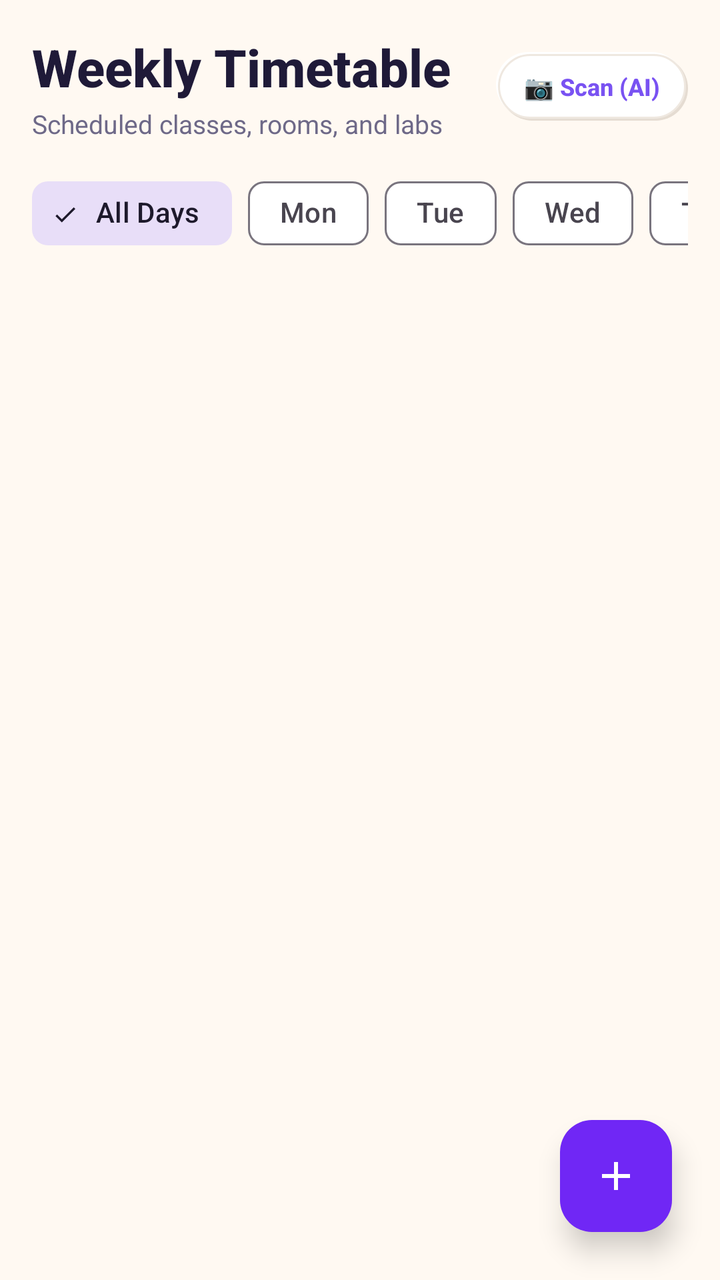
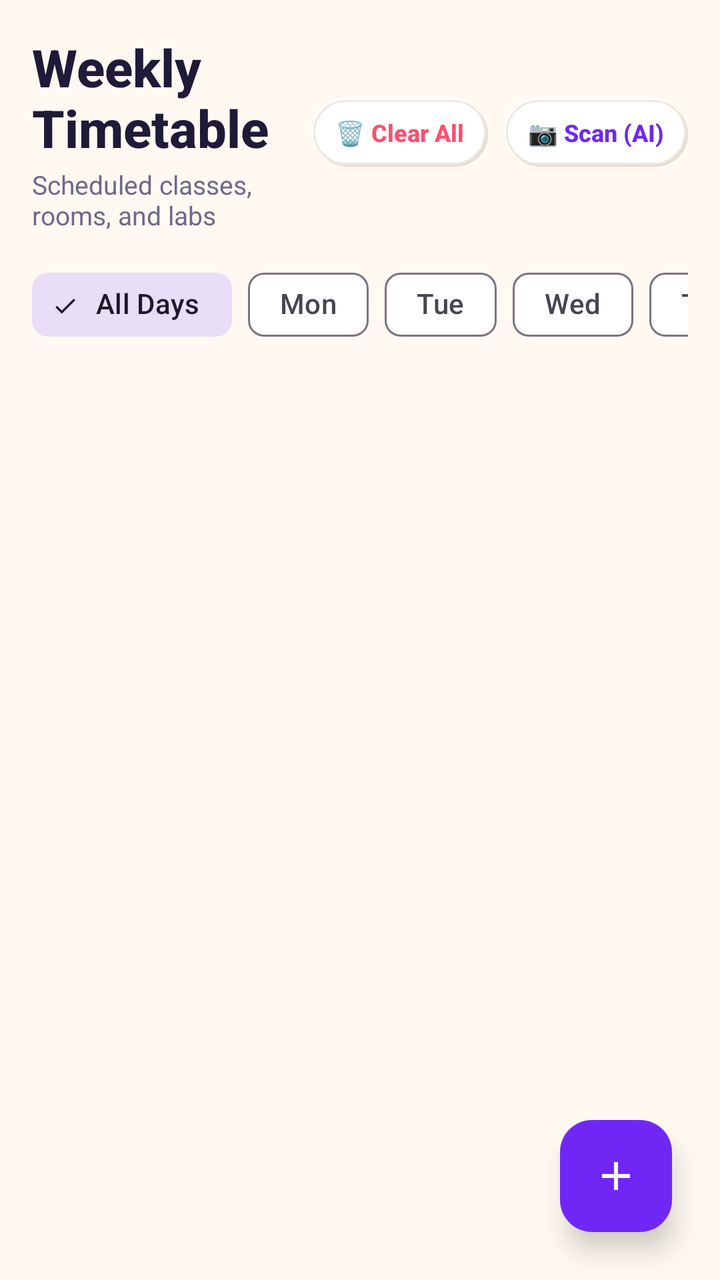

The first picture is an Android layout as it rendered before a commit; the second is the same layout after the commit. The layout source and the unified diff follow.
<!-- AndroidManifest.xml: application theme Theme.AcademiaLife -->
<!-- res/layout/fragment_timetable.xml -->
<?xml version="1.0" encoding="utf-8"?>
<androidx.coordinatorlayout.widget.CoordinatorLayout xmlns:android="http://schemas.android.com/apk/res/android"
    xmlns:app="http://schemas.android.com/apk/res-auto"
    android:layout_width="match_parent"
    android:layout_height="match_parent"
    android:background="@color/neu_bg">

    <LinearLayout
        android:layout_width="match_parent"
        android:layout_height="match_parent"
        android:orientation="vertical"
        android:padding="16dp">

        
        <LinearLayout
            android:layout_width="match_parent"
            android:layout_height="wrap_content"
            android:orientation="horizontal"
            android:gravity="center_vertical">

            <LinearLayout
                android:layout_width="0dp"
                android:layout_height="wrap_content"
                android:layout_weight="1"
                android:orientation="vertical">

                <TextView
                    android:layout_width="wrap_content"
                    android:layout_height="wrap_content"
                    android:text="Weekly Timetable"
                    android:textColor="@color/text_primary"
                    android:textSize="26sp"
                    android:fontFamily="sans-serif-medium"
                    android:textStyle="bold" />

                <TextView
                    android:layout_width="wrap_content"
                    android:layout_height="wrap_content"
                    android:layout_marginTop="2dp"
                    android:text="Scheduled classes, rooms, and labs"
                    android:textColor="@color/text_secondary"
                    android:textSize="13sp" />
            </LinearLayout>

            
            <TextView
                android:id="@+id/btnScanTimetableAI"
                android:layout_width="wrap_content"
                android:layout_height="wrap_content"
                android:background="@drawable/bg_neumorphic_chip_idle"
                android:clickable="true"
                android:focusable="true"
                android:paddingHorizontal="14dp"
                android:paddingVertical="9dp"
                android:text="📷 Scan (AI)"
                android:textColor="@color/lavender_primary"
                android:textSize="12sp"
                android:fontFamily="sans-serif-medium"
                android:textStyle="bold" />
        </LinearLayout>

        <View
            android:layout_width="match_parent"
            android:layout_height="12dp" />

        
        <HorizontalScrollView
            android:layout_width="match_parent"
            android:layout_height="wrap_content"
            android:scrollbars="none">

            <com.google.android.material.chip.ChipGroup
                android:id="@+id/chipGroupDays"
                android:layout_width="wrap_content"
                android:layout_height="wrap_content"
                app:singleSelection="true">

                <com.google.android.material.chip.Chip
                    android:id="@+id/chipAll"
                    style="@style/Widget.Material3.Chip.Filter"
                    android:layout_width="wrap_content"
                    android:layout_height="wrap_content"
                    android:checked="true"
                    android:text="All Days" />

                <com.google.android.material.chip.Chip
                    android:id="@+id/chipMonday"
                    style="@style/Widget.Material3.Chip.Filter"
                    android:layout_width="wrap_content"
                    android:layout_height="wrap_content"
                    android:text="Mon" />

                <com.google.android.material.chip.Chip
                    android:id="@+id/chipTuesday"
                    style="@style/Widget.Material3.Chip.Filter"
                    android:layout_width="wrap_content"
                    android:layout_height="wrap_content"
                    android:text="Tue" />

                <com.google.android.material.chip.Chip
                    android:id="@+id/chipWednesday"
                    style="@style/Widget.Material3.Chip.Filter"
                    android:layout_width="wrap_content"
                    android:layout_height="wrap_content"
                    android:text="Wed" />

                <com.google.android.material.chip.Chip
                    android:id="@+id/chipThursday"
                    style="@style/Widget.Material3.Chip.Filter"
                    android:layout_width="wrap_content"
                    android:layout_height="wrap_content"
                    android:text="Thu" />

                <com.google.android.material.chip.Chip
                    android:id="@+id/chipFriday"
                    style="@style/Widget.Material3.Chip.Filter"
                    android:layout_width="wrap_content"
                    android:layout_height="wrap_content"
                    android:text="Fri" />

                <com.google.android.material.chip.Chip
                    android:id="@+id/chipSaturday"
                    style="@style/Widget.Material3.Chip.Filter"
                    android:layout_width="wrap_content"
                    android:layout_height="wrap_content"
                    android:text="Sat" />
            </com.google.android.material.chip.ChipGroup>
        </HorizontalScrollView>

        <androidx.recyclerview.widget.RecyclerView
            android:id="@+id/rvTimetable"
            android:layout_width="match_parent"
            android:layout_height="0dp"
            android:layout_marginTop="12dp"
            android:layout_weight="1"
            android:clipToPadding="false"
            android:paddingBottom="80dp" />

        
        <LinearLayout
            android:id="@+id/layoutEmptyTimetable"
            android:layout_width="match_parent"
            android:layout_height="wrap_content"
            android:layout_marginTop="24dp"
            android:background="@drawable/bg_neumorphic_card"
            android:gravity="center"
            android:orientation="vertical"
            android:padding="28dp"
            android:visibility="gone">

            <ImageView
                android:layout_width="92dp"
                android:layout_height="92dp"
                android:adjustViewBounds="true"
                android:scaleType="fitCenter"
                android:src="@drawable/mybuddy_mascot"
                android:contentDescription="No Classes" />

            <TextView
                android:layout_width="wrap_content"
                android:layout_height="wrap_content"
                android:layout_marginTop="12dp"
                android:text="No Classes Scheduled"
                android:textColor="@color/text_primary"
                android:textSize="16sp"
                android:textStyle="bold" />

            <TextView
                android:layout_width="wrap_content"
                android:layout_height="wrap_content"
                android:layout_marginTop="4dp"
                android:gravity="center"
                android:text="Tap the + button below to add your weekly class timetable."
                android:textColor="@color/text_secondary"
                android:textSize="12sp" />
        </LinearLayout>
    </LinearLayout>

    
    <com.google.android.material.floatingactionbutton.FloatingActionButton
        android:id="@+id/fabAddClass"
        android:layout_width="wrap_content"
        android:layout_height="wrap_content"
        android:layout_gravity="bottom|end"
        android:layout_margin="24dp"
        android:backgroundTint="@color/brand_primary"
        android:contentDescription="Add Class"
        android:src="@drawable/ic_add"
        app:elevation="8dp"
        app:tint="@color/white" />

</androidx.coordinatorlayout.widget.CoordinatorLayout>
<!-- resources referenced by this layout -->
<resources>
  <color name="brand_primary">#7027F5</color>
  <color name="lavender_primary">#7952F2</color>
  <color name="neu_bg">#FFF9F2</color>
  <color name="text_primary">#1F1A38</color>
  <color name="text_secondary">#6E6988</color>
  <color name="white">#FFFFFF</color>
  <!-- drawable bg_neumorphic_card (drawable) -->
  <?xml version="1.0" encoding="utf-8"?>
  <layer-list xmlns:android="http://schemas.android.com/apk/res/android">
      
      <item
          android:left="1dp"
          android:top="2dp"
          android:right="1dp"
          android:bottom="2dp">
          <shape android:shape="rectangle">
              <corners android:radius="22dp" />
              <solid android:color="@color/lavender_dark_shadow" />
          </shape>
      </item>
  
      
      <item
          android:left="0.5dp"
          android:top="0.5dp"
          android:right="0.5dp"
          android:bottom="1.5dp">
          <shape android:shape="rectangle">
              <corners android:radius="22dp" />
              <solid android:color="@color/surface_light" />
              <stroke
                  android:width="1dp"
                  android:color="@color/surface_border" />
          </shape>
      </item>
  </layer-list>
  <!-- drawable bg_neumorphic_chip_idle (drawable) -->
  <?xml version="1.0" encoding="utf-8"?>
  <layer-list xmlns:android="http://schemas.android.com/apk/res/android">
      <item
          android:left="2dp"
          android:top="2dp">
          <shape android:shape="rectangle">
              <corners android:radius="50dp" />
              <solid android:color="@color/lavender_dark_shadow" />
          </shape>
      </item>
      <item
          android:right="2dp"
          android:bottom="2dp">
          <shape android:shape="rectangle">
              <corners android:radius="50dp" />
              <solid android:color="@color/lavender_light_shadow" />
          </shape>
      </item>
      <item
          android:left="1dp"
          android:top="1dp"
          android:right="1dp"
          android:bottom="1dp">
          <shape android:shape="rectangle">
              <corners android:radius="50dp" />
              <solid android:color="@color/lavender_card" />
              <stroke
                  android:width="1dp"
                  android:color="@color/lavender_divider" />
          </shape>
      </item>
  </layer-list>
  <!-- drawable ic_add (drawable) -->
  <vector xmlns:android="http://schemas.android.com/apk/res/android"
      android:width="24dp"
      android:height="24dp"
      android:viewportWidth="24"
      android:viewportHeight="24">
    <path
        android:fillColor="@color/white"
        android:pathData="M19,13h-6v6h-2v-6H5v-2h6V5h2v6h6v2z"/>
  </vector>
  <color name="lavender_dark_shadow">#E5DCD2</color>
  <color name="surface_light">#FFFFFF</color>
  <color name="surface_border">#EFE8E0</color>
  <color name="lavender_light_shadow">#FFFFFF</color>
  <color name="lavender_card">#FFFFFF</color>
  <color name="lavender_divider">#EFE8E0</color>
  <color name="lavender_surface">#F7F2EC</color>
  <color name="lavender_deep">#6234EB</color>
  <color name="lavender_bg">#FFF9F2</color>
  <style name="ThemeOverlay.AcademiaLife.MaterialAlertDialog" parent="ThemeOverlay.Material3.MaterialAlertDialog">
          <item name="shapeAppearanceOverlay">@style/ShapeAppearance.AcademiaLife.Dialog</item>
          <item name="colorSurface">@color/lavender_card</item>
      </style>
  <style name="ShapeAppearance.AcademiaLife.Dialog" parent="">
          <item name="cornerSize">22dp</item>
      </style>
  <!-- unchanged entries left out for length: 2 -->
</resources>

<!-- the commit's change to res/layout/fragment_timetable.xml (unified diff, before → after) -->
@@ -43,20 +43,45 @@
             </LinearLayout>
 
             
-            <TextView
-                android:id="@+id/btnScanTimetableAI"
-                android:layout_width="wrap_content"
-                android:layout_height="wrap_content"
-                android:background="@drawable/bg_neumorphic_chip_idle"
-                android:clickable="true"
-                android:focusable="true"
-                android:paddingHorizontal="14dp"
-                android:paddingVertical="9dp"
-                android:text="📷 Scan (AI)"
-                android:textColor="@color/lavender_primary"
-                android:textSize="12sp"
-                android:fontFamily="sans-serif-medium"
-                android:textStyle="bold" />
+            <LinearLayout
+                android:layout_width="wrap_content"
+                android:layout_height="wrap_content"
+                android:orientation="horizontal"
+                android:gravity="center_vertical">
+
+                
+                <TextView
+                    android:id="@+id/btnClearTimetable"
+                    android:layout_width="wrap_content"
+                    android:layout_height="wrap_content"
+                    android:background="@drawable/bg_neumorphic_chip_idle"
+                    android:clickable="true"
+                    android:focusable="true"
+                    android:paddingHorizontal="12dp"
+                    android:paddingVertical="9dp"
+                    android:text="🗑️ Clear All"
+                    android:textColor="@color/status_critical"
+                    android:textSize="12sp"
+                    android:fontFamily="sans-serif-medium"
+                    android:textStyle="bold" />
+
+                
+                <TextView
+                    android:id="@+id/btnScanTimetableAI"
+                    android:layout_width="wrap_content"
+                    android:layout_height="wrap_content"
+                    android:layout_marginStart="8dp"
+                    android:background="@drawable/bg_neumorphic_chip_idle"
+                    android:clickable="true"
+                    android:focusable="true"
+                    android:paddingHorizontal="12dp"
+                    android:paddingVertical="9dp"
+                    android:text="📷 Scan (AI)"
+                    android:textColor="@color/brand_primary"
+                    android:textSize="12sp"
+                    android:fontFamily="sans-serif-medium"
+                    android:textStyle="bold" />
+            </LinearLayout>
         </LinearLayout>
 
         <View
<!-- resource entries referenced after the edit -->
@@ -3,6 +3,7 @@
   <color name="brand_primary">#7027F5</color>
   <color name="lavender_primary">#7952F2</color>
   <color name="neu_bg">#FFF9F2</color>
+  <color name="status_critical">#FF4D6D</color>
   <color name="text_primary">#1F1A38</color>
   <color name="text_secondary">#6E6988</color>
   <color name="white">#FFFFFF</color>
